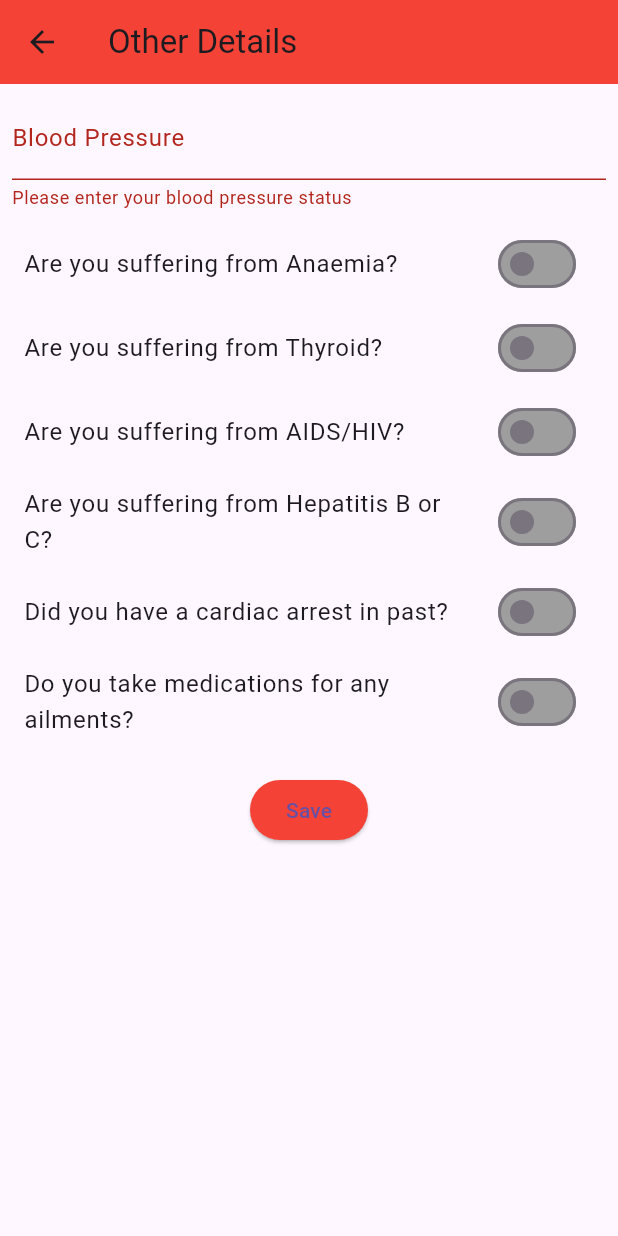
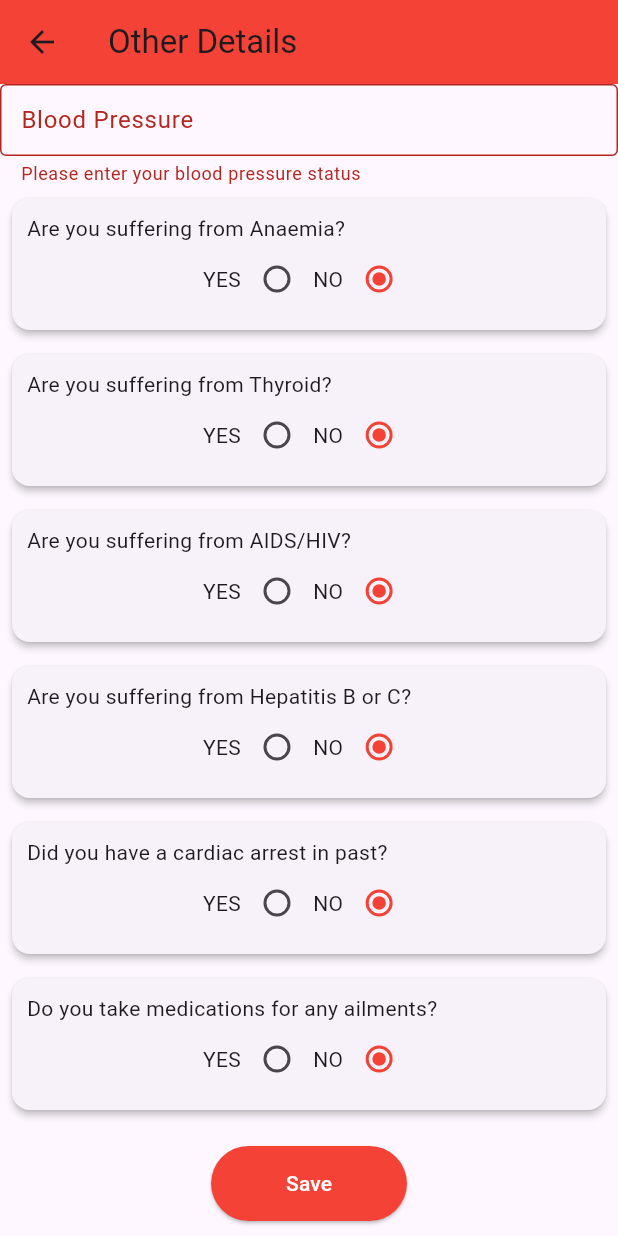
Before and after one commit to anantanagarajesh/MobileAppDevelopment, a Flutter app: the Ailments screen opened directly, after a tap on "Save", on a phone screen of 412 x 824 dp. Run offline on Flutter 3.47's test engine with Material 3 defaults, Android fonts, the phone set to English and light mode, and no system bars; our stand-ins replace cloud_firestore, firebase_auth, firebase_core, google_fonts, shared_preferences; missing offline and left inert: dart:js; accounts and stored records are empty.

Commit message:
Ailments yesNo switch

```diff
--- a/lib/main.dart
+++ b/lib/main.dart
@@ -2,15 +2,15 @@ import 'package:firebase_core/firebase_core.dart';
 import 'package:flutter/material.dart';
 import 'package:myapp/firebase_options.dart';
 import 'package:myapp/utils.dart';
-import 'package:myapp/page-1/sign-up.dart';
+import 'package:myapp/page-1/SignUp.dart';
 import 'package:myapp/page-1/RecieveBG.dart';
 import 'package:myapp/page-1/DonorBG.dart';
-import 'package:myapp/page-1/thanks.dart';
+import 'package:myapp/page-1/Thanks.dart';
 import 'package:myapp/page-1/login.dart';
 import 'package:myapp/page-1/opening-page.dart' as openingpage;
 import 'package:myapp/page-1/PatientDetails.dart';
 import 'package:myapp/page-1/DonationPage.dart';
-import 'package:myapp/page-1/ailments.dart';
+import 'package:myapp/page-1/Ailments.dart';
 import 'package:myapp/page-1/donors.dart';
 import 'package:myapp/page-1/donors-BqN.dart';
 import 'package:myapp/page-1/Requestdetails.dart';
--- a/lib/page-1/DonationPage.dart
+++ b/lib/page-1/DonationPage.dart
@@ -1,6 +1,6 @@
 import 'package:flutter/material.dart';
 import 'package:myapp/utils.dart';
-import 'package:myapp/page-1/ailments.dart';
+import 'package:myapp/page-1/Ailments.dart';
 import 'package:url_launcher/url_launcher.dart';
 import 'package:shared_preferences/shared_preferences.dart';
 import 'package:cloud_firestore/cloud_firestore.dart';
--- a/lib/page-1/hospital2.dart
+++ b/lib/page-1/HospitalDetails.dart
@@ -23,7 +23,7 @@ class BloodRequest {
   }
 }
 
-class hospital2 extends StatelessWidget {
+class HospitalDetails extends StatelessWidget {
   final TextEditingController _hospitalNameController = TextEditingController();
   final TextEditingController _doctorNameController = TextEditingController();
   // Define a method to launch URLs
@@ -237,8 +237,8 @@ class hospital2 extends StatelessWidget {
               child: TextButton(
                 onPressed: () {
                   _submitRequest;
-                  Navigator.of(context)
-                      .push(MaterialPageRoute(builder: (context) => Donors()));
+                  // Navigator.of(context)
+                  //     .push(MaterialPageRoute(builder: (context) => Donors()));
                 },
                 style: TextButton.styleFrom(
                   padding: EdgeInsets.zero,
--- a/lib/page-1/occupation.dart
+++ b/lib/page-1/OccupationPage.dart
@@ -2,7 +2,7 @@ import 'package:flutter/material.dart';
 import 'package:myapp/utils.dart';
 import 'package:myapp/page-1/login.dart';
 import 'package:myapp/page-1/RecieveBG.dart';
-import 'package:myapp/page-1/admin.dart';
+import 'package:myapp/page-1/Admin.dart';
 
 class OccupationPage extends StatefulWidget {
   @override
--- a/lib/page-1/PatientDetails.dart
+++ b/lib/page-1/PatientDetails.dart
@@ -295,7 +295,7 @@ class _PatientDetailsState extends State<PatientDetails> {
                       margin: EdgeInsets.fromLTRB(
                           0 * fem, 0 * fem, 0 * fem, 39 * fem),
                       child: Text(
-                        'Attendee’s Name',
+                        "Attendee’s Name",
                         style: SafeGoogleFont(
                           'Inknut Antiqua',
                           fontSize: 14 * ffem,
--- a/lib/page-1/admin.dart
+++ b/lib/page-1/admin.dart
@@ -1,6 +1,6 @@
 import 'package:flutter/material.dart';
 import 'package:myapp/utils.dart';
-import 'package:myapp/page-1/sign-up.dart'; //on clicking create account
+import 'package:myapp/page-1/SignUp.dart'; //on clicking create account
 import 'package:myapp/page-1/donors-BqN.dart';
 
 class Admin extends StatelessWidget {
--- a/lib/page-1/ailments.dart
+++ b/lib/page-1/ailments.dart
@@ -1,55 +1,83 @@
 import 'package:flutter/material.dart';
 import 'package:cloud_firestore/cloud_firestore.dart';
 import 'package:firebase_auth/firebase_auth.dart';
-import 'package:myapp/page-1/thanks.dart';
+import 'package:myapp/page-1/Thanks.dart';
 
 class Ailments extends StatefulWidget {
   @override
-  _OtherDetailsPageState createState() => _OtherDetailsPageState();
+  _AilmentsState createState() => _AilmentsState();
 }
 
-class _OtherDetailsPageState extends State<Ailments> {
+class _AilmentsState extends State<Ailments> {
   final _formKey = GlobalKey<FormState>();
 
-  // State variables to store yes/no answers
-  bool hasAnaemia = false;
-  bool hasThyroid = false;
-  bool hasAidsHIV = false;
-  bool hasHepatitis = false;
-  bool hadCardiacArrest = false;
-  bool takesMedication = false;
+  // State variables to store yes/no answers as strings for easier Firestore storage
+  Map<String, String> responses = {
+    'hasAnaemia': 'NO',
+    'hasThyroid': 'NO',
+    'hasAidsHIV': 'NO',
+    'hasHepatitis': 'NO',
+    'hadCardiacArrest': 'NO',
+    'takesMedication': 'NO',
+  };
   String bloodPressure = '';
 
   Future<void> saveDetails() async {
-    // Get the current user
     User? user = FirebaseAuth.instance.currentUser;
     if (user != null) {
-      // Store the data in Firestore
       await FirebaseFirestore.instance
           .collection('UserHealthDetails')
           .doc(user.uid)
           .set({
         'bloodPressure': bloodPressure,
-        'hasAnaemia': hasAnaemia,
-        'hasThyroid': hasThyroid,
-        'hasAidsHIV': hasAidsHIV,
-        'hasHepatitis': hasHepatitis,
-        'hadCardiacArrest': hadCardiacArrest,
-        'takesMedication': takesMedication,
+        ...responses,
       });
+      Navigator.push(
+          context, MaterialPageRoute(builder: (context) => Thanks()));
     } else {
       print('No user logged in!');
     }
   }
 
-  Widget yesNoSwitch(String question, bool value, Function(bool) onChanged) {
-    return ListTile(
-      title: Text(question),
-      trailing: Switch(
-        value: value,
-        onChanged: onChanged,
-        activeColor: Colors.red,
-        inactiveTrackColor: Colors.grey,
+  Widget yesNoQuestion(String question, String key) {
+    return Card(
+      elevation: 2.0,
+      margin: EdgeInsets.all(8.0),
+      child: Padding(
+        padding: EdgeInsets.all(10.0),
+        child: Column(
+          crossAxisAlignment: CrossAxisAlignment.start,
+          children: [
+            Text(question),
+            Row(
+              mainAxisAlignment: MainAxisAlignment.center,
+              children: [
+                Text('YES'),
+                Radio<String>(
+                  value: 'YES',
+                  groupValue: responses[key],
+                  onChanged: (value) {
+                    setState(() {
+                      responses[key] = value!;
+                    });
+                  },
+                  activeColor: Colors.red,
+                ),
+                Text('NO'),
+                Radio<String>(
+                  value: 'NO',
+                  groupValue: responses[key],
+                  onChanged: (value) {
+                    setState(() {
+                      responses[key] = value!;
+                    });
+                  },
+                  activeColor: Colors.red,
+                ),
+              ],
+            ),
+          ],
+        ),
       ),
     );
   }
@@ -66,78 +94,41 @@ class _OtherDetailsPageState extends State<Ailments> {
           key: _formKey,
           child: Column(
             children: [
-              Padding(
-                padding: const EdgeInsets.all(8.0),
-                child: TextFormField(
-                  decoration: InputDecoration(
-                    labelText: 'Blood Pressure',
-                    hintText: 'Low/Normal/High',
-                  ),
-                  onSaved: (value) {
-                    bloodPressure = value ?? '';
-                  },
-                  validator: (value) {
-                    if (value == null || value.isEmpty) {
-                      return 'Please enter your blood pressure status';
-                    }
-                    return null;
-                  },
+              TextFormField(
+                decoration: InputDecoration(
+                  labelText: 'Blood Pressure',
+                  hintText: 'Low/Normal/High',
+                  border: OutlineInputBorder(),
+                  contentPadding:
+                      EdgeInsets.symmetric(horizontal: 10, vertical: 10),
                 ),
+                onSaved: (value) => bloodPressure = value ?? '',
+                validator: (value) => value == null || value.isEmpty
+                    ? 'Please enter your blood pressure status'
+                    : null,
               ),
-              yesNoSwitch('Are you suffering from Anaemia?', hasAnaemia,
-                  (bool value) {
-                setState(() {
-                  hasAnaemia = value;
-                });
-              }),
-              yesNoSwitch('Are you suffering from Thyroid?', hasThyroid,
-                  (bool value) {
-                setState(() {
-                  hasThyroid = value;
-                });
-              }),
-              yesNoSwitch('Are you suffering from AIDS/HIV?', hasAidsHIV,
-                  (bool value) {
-                setState(() {
-                  hasAidsHIV = value;
-                });
-              }),
-              yesNoSwitch(
-                  'Are you suffering from Hepatitis B or C?', hasHepatitis,
-                  (bool value) {
-                setState(() {
-                  hasHepatitis = value;
-                });
-              }),
-              yesNoSwitch(
-                  'Did you have a cardiac arrest in past?', hadCardiacArrest,
-                  (bool value) {
-                setState(() {
-                  hadCardiacArrest = value;
-                });
-              }),
-              yesNoSwitch(
-                  'Do you take medications for any ailments?', takesMedication,
-                  (bool value) {
-                setState(() {
-                  takesMedication = value;
-                });
-              }),
+              yesNoQuestion('Are you suffering from Anaemia?', 'hasAnaemia'),
+              yesNoQuestion('Are you suffering from Thyroid?', 'hasThyroid'),
+              yesNoQuestion('Are you suffering from AIDS/HIV?', 'hasAidsHIV'),
+              yesNoQuestion(
+                  'Are you suffering from Hepatitis B or C?', 'hasHepatitis'),
+              yesNoQuestion(
+                  'Did you have a cardiac arrest in past?', 'hadCardiacArrest'),
+              yesNoQuestion('Do you take medications for any ailments?',
+                  'takesMedication'),
               Padding(
                 padding: const EdgeInsets.symmetric(vertical: 16.0),
                 child: ElevatedButton(
                   style: ElevatedButton.styleFrom(
-                    backgroundColor: Colors.red,
+                    foregroundColor: Colors.white,
+                    backgroundColor: Colors
+                        .red, // Use onPrimary for text color with Flutter < 2.0
+                    padding: EdgeInsets.symmetric(horizontal: 50, vertical: 15),
                   ),
                   onPressed: () {
                     if (_formKey.currentState!.validate()) {
                       _formKey.currentState!.save();
                       saveDetails();
-
-                      Navigator.push(
-                        context,
-                        MaterialPageRoute(builder: (context) => Thanks()),
-                      );
                     }
                   },
                   child: Text('Save'),
@@ -150,6 +141,158 @@ class _OtherDetailsPageState extends State<Ailments> {
     );
   }
 }
+// import 'package:flutter/material.dart';
+// import 'package:cloud_firestore/cloud_firestore.dart';
+// import 'package:firebase_auth/firebase_auth.dart';
+// import 'package:myapp/page-1/Thanks.dart';
+
+// class Ailments extends StatefulWidget {
+//   @override
+//   _OtherDetailsPageState createState() => _OtherDetailsPageState();
+// }
+
+// class _OtherDetailsPageState extends State<Ailments> {
+//   final _formKey = GlobalKey<FormState>();
+
+//   // State variables to store yes/no answers
+//   bool hasAnaemia = false;
+//   bool hasThyroid = false;
+//   bool hasAidsHIV = false;
+//   bool hasHepatitis = false;
+//   bool hadCardiacArrest = false;
+//   bool takesMedication = false;
+//   String bloodPressure = '';
+
+//   Future<void> saveDetails() async {
+//     // Get the current user
+//     User? user = FirebaseAuth.instance.currentUser;
+//     if (user != null) {
+//       // Store the data in Firestore
+//       await FirebaseFirestore.instance
+//           .collection('UserHealthDetails')
+//           .doc(user.uid)
+//           .set({
+//         'bloodPressure': bloodPressure,
+//         'hasAnaemia': hasAnaemia,
+//         'hasThyroid': hasThyroid,
+//         'hasAidsHIV': hasAidsHIV,
+//         'hasHepatitis': hasHepatitis,
+//         'hadCardiacArrest': hadCardiacArrest,
+//         'takesMedication': takesMedication,
+//       });
+//     } else {
+//       print('No user logged in!');
+//     }
+//   }
+
+//   Widget yesNoSwitch(String question, bool value, Function(bool) onChanged) {
+//     return ListTile(
+//       title: Text(question),
+//       trailing: Switch(
+//         value: value,
+//         onChanged: onChanged,
+//         activeColor: Colors.red,
+//         inactiveTrackColor: Colors.grey,
+//       ),
+//     );
+//   }
+
+//   @override
+//   Widget build(BuildContext context) {
+//     return Scaffold(
+//       appBar: AppBar(
+//         title: Text('Other Details'),
+//         backgroundColor: Colors.red,
+//       ),
+//       body: SingleChildScrollView(
+//         child: Form(
+//           key: _formKey,
+//           child: Column(
+//             children: [
+//               Padding(
+//                 padding: const EdgeInsets.all(8.0),
+//                 child: TextFormField(
+//                   decoration: InputDecoration(
+//                     labelText: 'Blood Pressure',
+//                     hintText: 'Low/Normal/High',
+//                   ),
+//                   onSaved: (value) {
+//                     bloodPressure = value ?? '';
+//                   },
+//                   validator: (value) {
+//                     if (value == null || value.isEmpty) {
+//                       return 'Please enter your blood pressure status';
+//                     }
+//                     return null;
+//                   },
+//                 ),
+//               ),
+//               yesNoSwitch('Are you suffering from Anaemia?', hasAnaemia,
+//                   (bool value) {
+//                 setState(() {
+//                   hasAnaemia = value;
+//                 });
+//               }),
+//               yesNoSwitch('Are you suffering from Thyroid?', hasThyroid,
+//                   (bool value) {
+//                 setState(() {
+//                   hasThyroid = value;
+//                 });
+//               }),
+//               yesNoSwitch('Are you suffering from AIDS/HIV?', hasAidsHIV,
+//                   (bool value) {
+//                 setState(() {
+//                   hasAidsHIV = value;
+//                 });
+//               }),
+//               yesNoSwitch(
+//                   'Are you suffering from Hepatitis B or C?', hasHepatitis,
+//                   (bool value) {
+//                 setState(() {
+//                   hasHepatitis = value;
+//                 });
+//               }),
+//               yesNoSwitch(
+//                   'Did you have a cardiac arrest in past?', hadCardiacArrest,
+//                   (bool value) {
+//                 setState(() {
+//                   hadCardiacArrest = value;
+//                 });
+//               }),
+//               yesNoSwitch(
+//                   'Do you take medications for any ailments?', takesMedication,
+//                   (bool value) {
+//                 setState(() {
+//                   takesMedication = value;
+//                 });
+//               }),
+//               Padding(
+//                 padding: const EdgeInsets.symmetric(vertical: 16.0),
+//                 child: ElevatedButton(
+//                   style: ElevatedButton.styleFrom(
+//                     backgroundColor: Colors.red,
+//                   ),
+//                   onPressed: () {
+//                     if (_formKey.currentState!.validate()) {
+//                       _formKey.currentState!.save();
+//                       saveDetails();
+
+//                       Navigator.push(
+//                         context,
+//                         MaterialPageRoute(builder: (context) => Thanks()),
+//                       );
+//                     }
+//                   },
+//                   child: Text('Save'),
+//                 ),
+//               ),
+//             ],
+//           ),
+//         ),
+//       ),
+//     );
+//   }
+// }
 // import 'package:flutter/material.dart';
 // import 'package:myapp/utils.dart';
 // import 'package:myapp/page-1/thanks.dart';
--- a/lib/page-1/login.dart
+++ b/lib/page-1/login.dart
@@ -2,7 +2,7 @@ import 'package:cloud_firestore/cloud_firestore.dart';
 import 'package:flutter/material.dart';
 import 'package:myapp/page-1/DonorBG.dart'; //on clicking login
 import 'package:myapp/utils.dart';
-import 'package:myapp/page-1/sign-up.dart'; //on clicking create account
+import 'package:myapp/page-1/SignUp.dart'; //on clicking create account
 import 'package:firebase_auth/firebase_auth.dart'; //for firebase connection
 import 'package:shared_preferences/shared_preferences.dart';
 
--- a/lib/page-1/opening-page.dart
+++ b/lib/page-1/opening-page.dart
@@ -1,6 +1,6 @@
 import 'package:flutter/material.dart';
 import 'package:myapp/utils.dart';
-import 'package:myapp/page-1/occupation.dart';
+import 'package:myapp/page-1/OccupationPage.dart';
 
 class Scene extends StatelessWidget {
   @override
```
Also changed, not shown: lib/page-1/Requestdetails.dart (+4 -3 lines), lib/page-1/SignUp.dart (renamed from lib/page-1/sign-up.dart).
